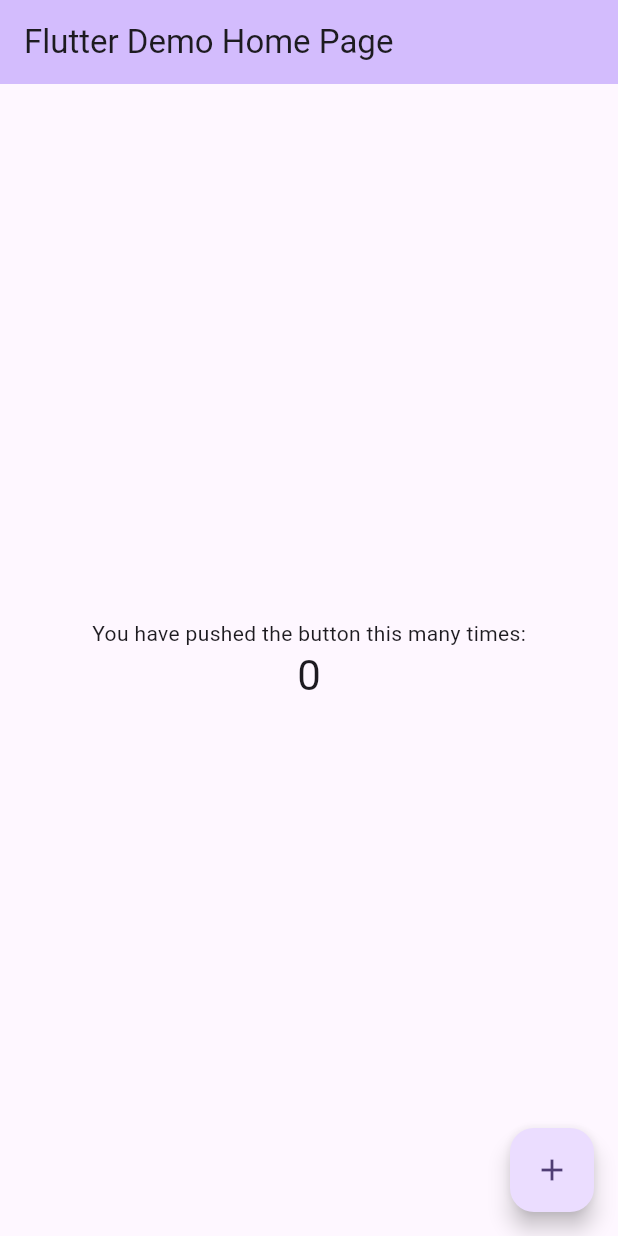
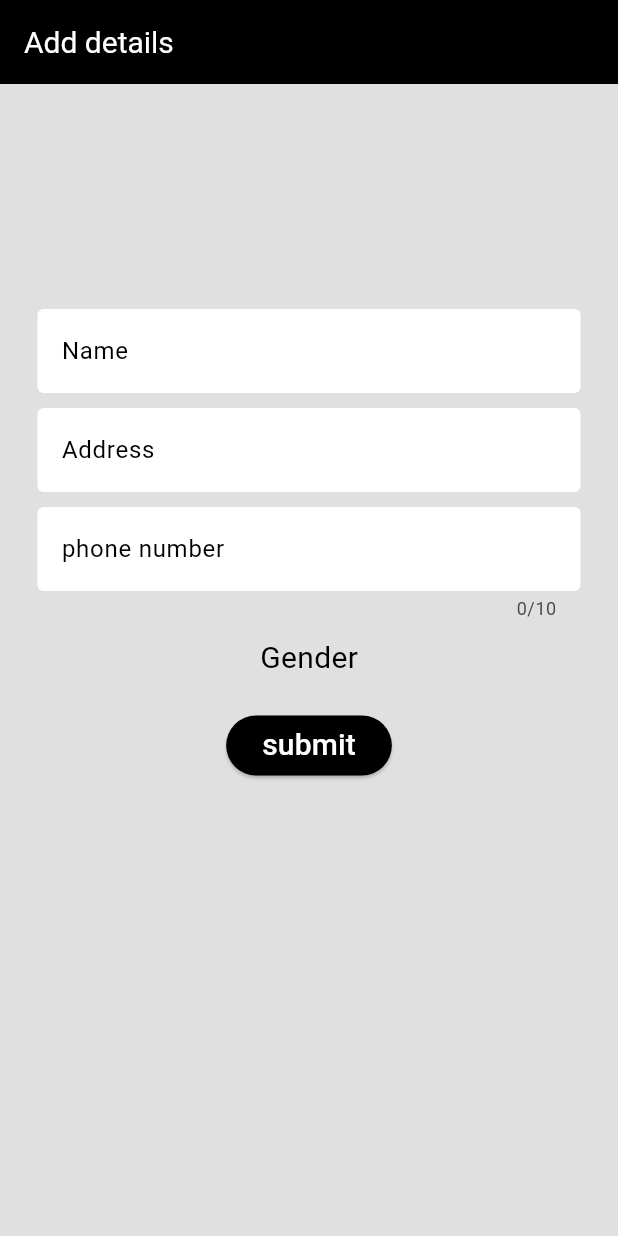
Before and after one commit to zalim-388/shared-preferences, a Flutter app: the screen it shows after launch, on a phone screen of 412 x 824 dp. Run offline on Flutter 3.47's test engine with Material 3 defaults, Android fonts, the phone set to English and light mode, and no system bars; missing offline and left inert: dart:ffi.

Commit message:
Resolved merge conflict

```diff
--- /dev/null
+++ b/lib/first_page.dart
@@ -0,0 +1,129 @@
+import 'dart:ffi';
+
+import 'package:flutter/material.dart';
+import 'package:shared_preferences/second_page.dart';
+
+class FirstPage extends StatefulWidget {
+  final String Name;
+  final String Address;
+  final int phonenumber;
+  const FirstPage(
+      {super.key,
+      required this.Name,
+      required this.Address,
+      required this.phonenumber});
+
+  @override
+  State<FirstPage> createState() => _FirstPageState();
+}
+
+class _FirstPageState extends State<FirstPage> {
+  TextEditingController namecontroller = TextEditingController();
+  TextEditingController addresscontroller = TextEditingController();
+  TextEditingController phonecontroller = TextEditingController();
+
+  bool chekbox = false;
+  @override
+  void inistate() async {
+    namecontroller.text = widget.Name;
+    addresscontroller.text = widget.Address;
+    phonecontroller.value = widget.phonenumber as TextEditingValue;
+    super.initState();
+  }
+
+  void submit(
+      TextEditingController namecontroller,
+      TextEditingController addresscontroller,
+      TextEditingController phonecontroller
+
+      ) async {
+
+
+
+      }
+
+  Widget build(BuildContext context) {
+    return Scaffold(
+      backgroundColor: Colors.grey.shade300,
+      appBar: AppBar(
+        backgroundColor: Colors.black,
+        title: Text(
+          "Add details",
+          style: TextStyle(color: Colors.white, fontSize: 20),
+        ),
+      ),
+      body: Padding(
+        padding: const EdgeInsets.symmetric(horizontal: 25, vertical: 150),
+        child: Column(
+          children: [
+            TextField(
+              controller: namecontroller,
+              decoration: InputDecoration(
+                  labelText: "Name",
+                  labelStyle: TextStyle(color: Colors.black),
+                  border: OutlineInputBorder(borderSide: BorderSide.none),
+                  focusedBorder:
+                      OutlineInputBorder(borderSide: BorderSide.none),
+                  fillColor: Colors.white,
+                  filled: true),
+            ),
+            SizedBox(
+              height: 10,
+            ),
+            TextField(
+              controller: addresscontroller,
+              decoration: InputDecoration(
+                  labelText: "Address",
+                  labelStyle: TextStyle(color: Colors.black),
+                  border: OutlineInputBorder(borderSide: BorderSide.none),
+                  focusedBorder:
+                      OutlineInputBorder(borderSide: BorderSide.none),
+                  fillColor: Colors.white,
+                  filled: true),
+            ),
+            SizedBox(
+              height: 10,
+            ),
+            TextField(
+              controller: phonecontroller,
+              decoration: InputDecoration(
+                  labelText: "phone number",
+                  labelStyle: TextStyle(color: Colors.black),
+                  border: OutlineInputBorder(borderSide: BorderSide.none),
+                  focusedBorder:
+                      OutlineInputBorder(borderSide: BorderSide.none),
+                  fillColor: Colors.white,
+                  filled: true),
+              keyboardType: TextInputType.number,
+              maxLength: 10,
+            ),
+            SizedBox(
+              height: 10,
+            ),
+            Text("Gender", style: TextStyle(color: Colors.black, fontSize: 20)),
+            SizedBox(
+              height: 20,
+            ),
+            Center(
+                child: ElevatedButton(
+              onPressed: () {
+                Navigator.push(context, MaterialPageRoute(builder: (context) {
+                  return SecondPage();
+                }));
+              },
+              child: Text(
+                "submit",
+                style: TextStyle(fontSize: 20, color: Colors.white),
+              ),
+              style: ButtonStyle(
+                backgroundColor: MaterialStateProperty.all(
+                  Colors.black,
+                ),
+              ),
+            ))
+          ],
+        ),
+      ),
+    );
+  }
+}
--- a/lib/main.dart
+++ b/lib/main.dart
@@ -1,4 +1,7 @@
 import 'package:flutter/material.dart';
+
+
+import 'package:shared_preferences/first_page.dart';
 
 void main() {
   runApp(const MyApp());
@@ -7,119 +10,15 @@
 class MyApp extends StatelessWidget {
   const MyApp({super.key});
 
-  // This widget is the root of your application.
   @override
   Widget build(BuildContext context) {
     return MaterialApp(
-      title: 'Flutter Demo',
-      theme: ThemeData(
-        // This is the theme of your application.
-        //
-        // TRY THIS: Try running your application with "flutter run". You'll see
-        // the application has a purple toolbar. Then, without quitting the app,
-        // try changing the seedColor in the colorScheme below to Colors.green
-        // and then invoke "hot reload" (save your changes or press the "hot
-        // reload" button in a Flutter-supported IDE, or press "r" if you used
-        // the command line to start the app).
-        //
-        // Notice that the counter didn't reset back to zero; the application
-        // state is not lost during the reload. To reset the state, use hot
-        // restart instead.
-        //
-        // This works for code too, not just values: Most code changes can be
-        // tested with just a hot reload.
-        colorScheme: ColorScheme.fromSeed(seedColor: Colors.deepPurple),
-        useMaterial3: true,
+      debugShowCheckedModeBanner: false,
+      home: FirstPage(
+        Name: '',
+        Address: '',
+        phonenumber: 0,
       ),
-      home: const MyHomePage(title: 'Flutter Demo Home Page'),
     );
   }
 }
-
-class MyHomePage extends StatefulWidget {
-  const MyHomePage({super.key, required this.title});
-
-  // This widget is the home page of your application. It is stateful, meaning
-  // that it has a State object (defined below) that contains fields that affect
-  // how it looks.
-
-  // This class is the configuration for the state. It holds the values (in this
-  // case the title) provided by the parent (in this case the App widget) and
-  // used by the build method of the State. Fields in a Widget subclass are
-  // always marked "final".
-
-  final String title;
-
-  @override
-  State<MyHomePage> createState() => _MyHomePageState();
-}
-
-class _MyHomePageState extends State<MyHomePage> {
-  int _counter = 0;
-
-  void _incrementCounter() {
-    setState(() {
-      // This call to setState tells the Flutter framework that something has
-      // changed in this State, which causes it to rerun the build method below
-      // so that the display can reflect the updated values. If we changed
-      // _counter without calling setState(), then the build method would not be
-      // called again, and so nothing would appear to happen.
-      _counter++;
-    });
-  }
-
-  @override
-  Widget build(BuildContext context) {
-    // This method is rerun every time setState is called, for instance as done
-    // by the _incrementCounter method above.
-    //
-    // The Flutter framework has been optimized to make rerunning build methods
-    // fast, so that you can just rebuild anything that needs updating rather
-    // than having to individually change instances of widgets.
-    return Scaffold(
-      appBar: AppBar(
-        // TRY THIS: Try changing the color here to a specific color (to
-        // Colors.amber, perhaps?) and trigger a hot reload to see the AppBar
-        // change color while the other colors stay the same.
-        backgroundColor: Theme.of(context).colorScheme.inversePrimary,
-        // Here we take the value from the MyHomePage object that was created by
-        // the App.build method, and use it to set our appbar title.
-        title: Text(widget.title),
-      ),
-      body: Center(
-        // Center is a layout widget. It takes a single child and positions it
-        // in the middle of the parent.
-        child: Column(
-          // Column is also a layout widget. It takes a list of children and
-          // arranges them vertically. By default, it sizes itself to fit its
-          // children horizontally, and tries to be as tall as its parent.
-          //
-          // Column has various properties to control how it sizes itself and
-          // how it positions its children. Here we use mainAxisAlignment to
-          // center the children vertically; the main axis here is the vertical
-          // axis because Columns are vertical (the cross axis would be
-          // horizontal).
-          //
-          // TRY THIS: Invoke "debug painting" (choose the "Toggle Debug Paint"
-          // action in the IDE, or press "p" in the console), to see the
-          // wireframe for each widget.
-          mainAxisAlignment: MainAxisAlignment.center,
-          children: <Widget>[
-            const Text(
-              'You have pushed the button this many times:',
-            ),
-            Text(
-              '$_counter',
-              style: Theme.of(context).textTheme.headlineMedium,
-            ),
-          ],
-        ),
-      ),
-      floatingActionButton: FloatingActionButton(
-        onPressed: _incrementCounter,
-        tooltip: 'Increment',
-        child: const Icon(Icons.add),
-      ), // This trailing comma makes auto-formatting nicer for build methods.
-    );
-  }
-}
--- /dev/null
+++ b/lib/second_page.dart
@@ -0,0 +1,15 @@
+import 'package:flutter/material.dart';
+
+class SecondPage extends StatefulWidget {
+  const SecondPage({super.key});
+
+  @override
+  State<SecondPage> createState() => _SecondPageState();
+}
+
+class _SecondPageState extends State<SecondPage> {
+  @override
+  Widget build(BuildContext context) {
+    return Scaffold();
+  }
+}
--- a/pubspec.yaml
+++ b/pubspec.yaml
@@ -30,6 +30,7 @@ environment:
 dependencies:
   flutter:
     sdk: flutter
+    shared_preferences: ^2.5.2
 
   # The following adds the Cupertino Icons font to your application.
   # Use with the CupertinoIcons class for iOS style icons.
@@ -38,6 +39,7 @@ dependencies:
 dev_dependencies:
   flutter_test:
     sdk: flutter
+
 
   # The "flutter_lints" package below contains a set of recommended lints to
   # encourage good coding practices. The lint set provided by the package is
```
Also changed, not shown: pubspec.lock.
